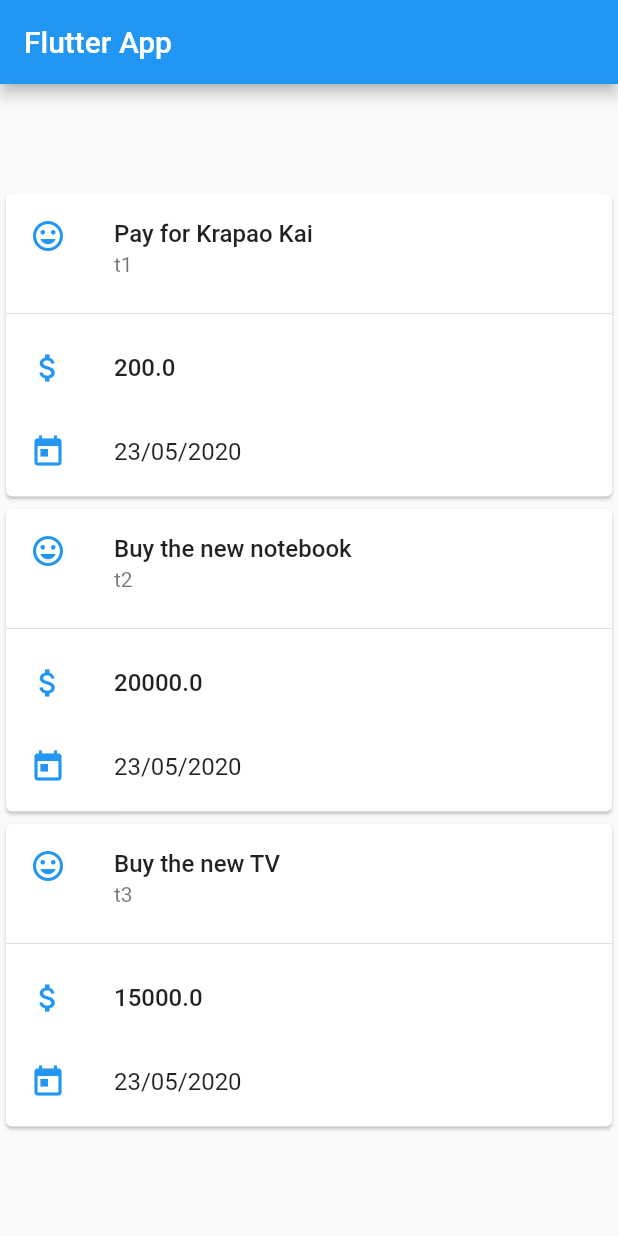
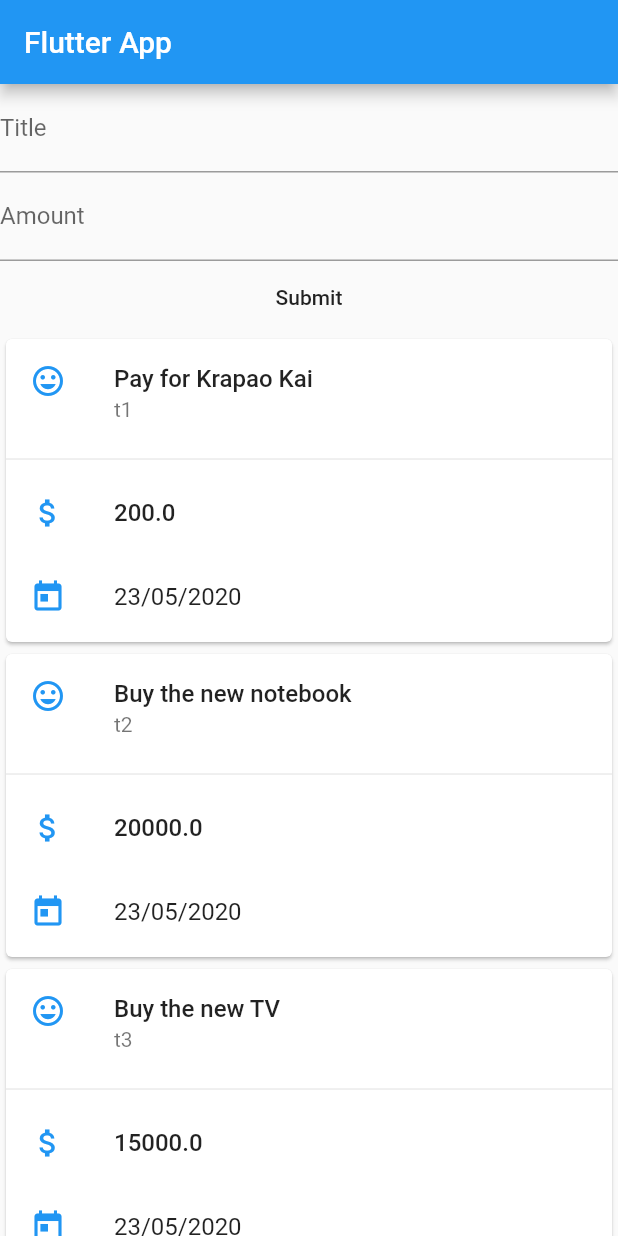
Before and after one commit to is200043/flutter_lab, a Flutter app: the screen it shows after launch, on a phone screen of 412 x 824 dp. Run offline on Flutter 3.47's test engine with Material 2 defaults, Android fonts, the phone set to English and light mode, and no system bars.

Commit message:
SingleChildScrollView

```diff
--- a/lib/main.dart
+++ b/lib/main.dart
@@ -25,6 +25,10 @@ class MyHomePage extends StatelessWidget {
         title: 'Buy the new notebook',
         amount: 20000,
         date: DateTime.now()),
+    Transaction(
+        id: 't3', title: 'Buy the new TV', amount: 15000, date: DateTime.now()),
+    Transaction(
+        id: 't3', title: 'Buy the new TV', amount: 15000, date: DateTime.now()),
     Transaction(
         id: 't3', title: 'Buy the new TV', amount: 15000, date: DateTime.now()),
   ];
@@ -71,14 +75,28 @@ class MyHomePage extends StatelessWidget {
       appBar: AppBar(
         title: Text('Flutter App'),
       ),
-      body: Column(
+      body: SingleChildScrollView(
+        child: Column(
             mainAxisAlignment: MainAxisAlignment.center,
             crossAxisAlignment: CrossAxisAlignment.stretch,
             children: [
+              TextField(
+                decoration: InputDecoration(labelText: 'Title'),
+              ),
+              TextField(
+                decoration: InputDecoration(labelText: 'Amount'),
+              ),
+              FlatButton(
+                child: Text('Submit'),
+                onPressed: () {
+                  print('Click Button');
+                },
+              ),
               ...transactions.map((tx) {
                 return _buildCard(tx);
               }).toList()
             ]),
+      ),
     );
   }
 }
```
Lines whose indentation alone changed are shown as unchanged.
